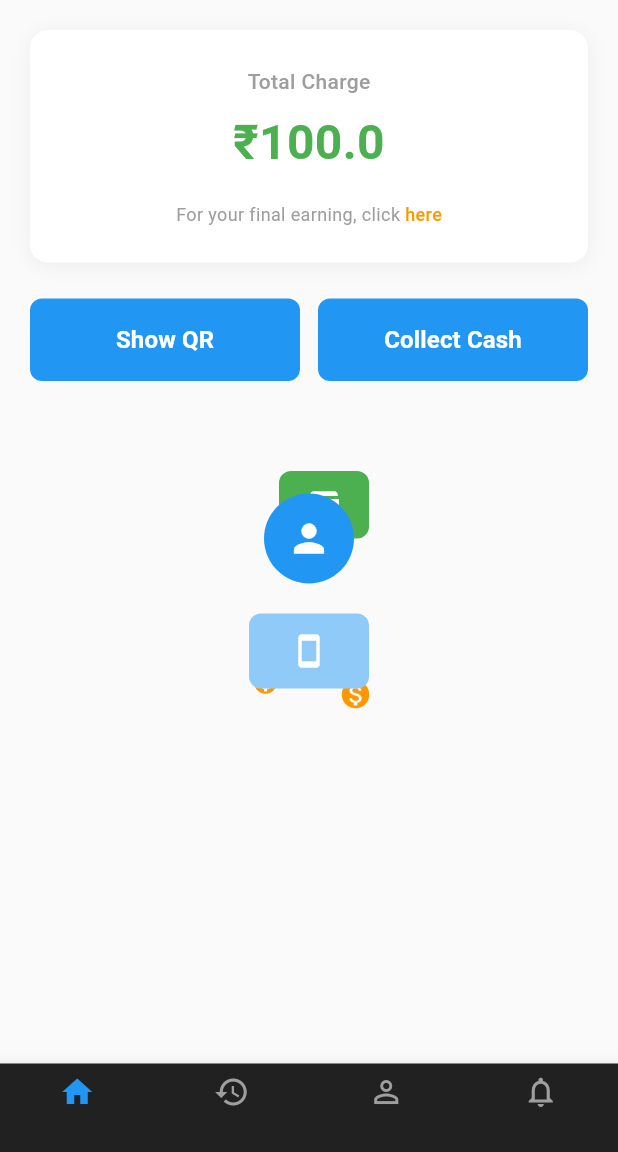
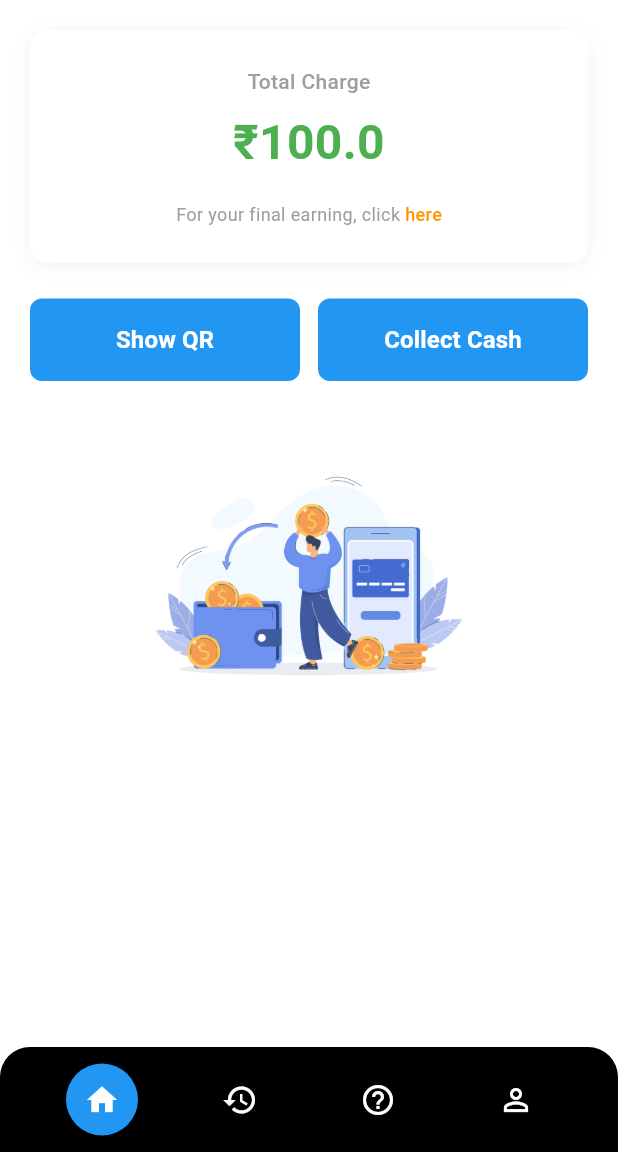
Before and after one commit to sikatienterprises/tukugo-driver, a Flutter app: the PaymentScreen screen opened by its route, on a phone screen of 412 x 824 dp, the part 84-1236 px from its top. Run offline on Flutter 3.47's test engine with Material 3 defaults, Android fonts, the phone set to English and light mode, and no system bars; our stand-ins replace dotted_border, flutter_map, flutter_svg, go_router, image_picker, latlong2; project files that could hold a hidden picture were left out.

Commit message:
fix: payment center svg

```diff
--- /dev/null
+++ b/lib/components/bottom_nav.dart
@@ -0,0 +1,94 @@
+import 'package:flutter/material.dart';
+import '/screen/home_screen.dart';
+
+class BottomNavBar extends StatefulWidget {
+  final int selectedIndex;
+  final Function(int)? onTap;
+  const BottomNavBar({Key? key, this.selectedIndex = 0, this.onTap}) : super(key: key);
+
+  @override
+  State<BottomNavBar> createState() => _BottomNavBarState();
+}
+
+class _BottomNavBarState extends State<BottomNavBar> {
+  late int selectedBottomIndex;
+
+  @override
+  void initState() {
+    super.initState();
+    selectedBottomIndex = widget.selectedIndex;
+  }
+
+  void _onItemTapped(int index) {
+    setState(() {
+      selectedBottomIndex = index;
+    });
+    if (widget.onTap != null) {
+      widget.onTap!(index);
+    }
+    switch (index) {
+      case 0:
+        // Already on home screen, no navigation needed
+        break;
+      case 1:
+        Navigator.push(
+          context,
+          MaterialPageRoute(builder: (context) => const HistoryScreen()),
+        );
+        break;
+      case 2:
+        Navigator.push(
+          context,
+          MaterialPageRoute(builder: (context) => const HelpScreen()),
+        );
+        break;
+      case 3:
+        Navigator.push(
+          context,
+          MaterialPageRoute(builder: (context) => const ProfileScreen()),
+        );
+        break;
+    }
+  }
+
+  @override
+  Widget build(BuildContext context) {
+    return Container(
+      height: 70,
+      decoration: BoxDecoration(
+        color: Colors.black,
+        borderRadius: const BorderRadius.only(
+          topLeft: Radius.circular(20),
+          topRight: Radius.circular(20),
+        ),
+      ),
+      child: Row(
+        mainAxisAlignment: MainAxisAlignment.spaceEvenly,
+        children: [
+          _buildNavItem(Icons.home, 0),
+          _buildNavItem(Icons.history, 1),
+          _buildNavItem(Icons.help_outline, 2),
+          _buildNavItem(Icons.person_outline, 3),
+        ],
+      ),
+    );
+  }
+
+  Widget _buildNavItem(IconData icon, int index) {
+    return GestureDetector(
+      onTap: () => _onItemTapped(index),
+      child: Container(
+        padding: const EdgeInsets.all(12),
+        decoration: BoxDecoration(
+          color: selectedBottomIndex == index ? Colors.blue : Colors.transparent,
+          shape: BoxShape.circle,
+        ),
+        child: Icon(
+          icon,
+          color: Colors.white,
+          size: 24,
+        ),
+      ),
+    );
+  }
+}
--- a/lib/screen/paymentPage.dart
+++ b/lib/screen/paymentPage.dart
@@ -1,4 +1,7 @@
 import 'package:flutter/material.dart';
+import 'package:flutter_svg/flutter_svg.dart';
+import '../components/bottom_nav.dart';
+
 
 class PaymentScreen extends StatelessWidget {
   const PaymentScreen({Key? key}) : super(key: key);
@@ -6,7 +9,7 @@ class PaymentScreen extends StatelessWidget {
   @override
   Widget build(BuildContext context) {
     return Scaffold(
-      backgroundColor: Colors.grey[50],
+      backgroundColor: Colors.white,
       appBar: AppBar(
         backgroundColor: Colors.white,
         elevation: 0,
@@ -37,10 +40,7 @@ class PaymentScreen extends StatelessWidget {
           ),
         ],
       ),
-      body: Column(
-        children: [
-          Expanded(
-            child: SingleChildScrollView(
+      body: SingleChildScrollView(
         padding: const EdgeInsets.all(20),
         child: Column(
           children: [
@@ -107,9 +107,7 @@ class PaymentScreen extends StatelessWidget {
                 ],
               ),
             ),
-
             const SizedBox(height: 24),
-
             // Action Buttons
             Row(
               children: [
@@ -162,144 +160,21 @@ class PaymentScreen extends StatelessWidget {
                 ),
               ],
             ),
+            const SizedBox(height: 40),
+            // Center SVG Illustration
+            Container(
 
-                  const SizedBox(height: 40),
-
-                  // Illustration
-                  Container(
-                    height: 200,
-                    child: Stack(
-                      alignment: Alignment.center,
-                      children: [
-                        // Background elements
-                        Positioned(
-                          left: 20,
-                          top: 20,
-                          child: Container(
-                            width: 60,
-                            height: 45,
-                            decoration: BoxDecoration(
-                              color: const Color(0xFF4CAF50),
-                              borderRadius: BorderRadius.circular(8),
-                            ),
-                            child: const Icon(
-                              Icons.account_balance_wallet,
-                              color: Colors.white,
-                              size: 24,
-                            ),
-                          ),
-                        ),
-
-                        // Coins scattered around
-                        const Positioned(
-                          left: 30,
-                          bottom: 40,
-                          child: Icon(
-                            Icons.monetization_on,
-                            color: Color(0xFFFF9800),
-                            size: 20,
-                          ),
-                        ),
-                        const Positioned(
-                          right: 40,
-                          bottom: 60,
-                          child: Icon(
-                            Icons.monetization_on,
-                            color: Color(0xFFFF9800),
-                            size: 16,
-                          ),
-                        ),
-                        const Positioned(
-                          right: 60,
-                          bottom: 30,
-                          child: Icon(
-                            Icons.monetization_on,
-                            color: Color(0xFFFF9800),
-                            size: 18,
-                          ),
-                        ),
-                        const Positioned(
-                          left: 60,
-                          bottom: 20,
-                          child: Icon(
-                            Icons.monetization_on,
-                            color: Color(0xFFFF9800),
-                            size: 22,
-                          ),
-                        ),
-
-                        // Central character and phone
-                        Column(
-                          mainAxisAlignment: MainAxisAlignment.center,
-                          children: [
-                            // Person icon
-                            Container(
-                              width: 60,
-                              height: 60,
-                              decoration: const BoxDecoration(
-                                color: Color(0xFF2196F3),
-                                shape: BoxShape.circle,
-                              ),
-                              child: const Icon(
-                                Icons.person,
-                                color: Colors.white,
-                                size: 30,
-                              ),
-                            ),
-                            const SizedBox(height: 20),
-                            // Phone/Payment device
-                            Container(
-                              width: 80,
-                              height: 50,
-                              decoration: BoxDecoration(
-                                color: const Color(0xFF90CAF9),
-                                borderRadius: BorderRadius.circular(8),
-                              ),
-                              child: const Icon(
-                                Icons.smartphone,
-                                color: Colors.white,
-                                size: 24,
-                              ),
-                            ),
-                          ],
-                        ),
-                      ],
+              child: Image.asset(
+                'assets/paymentCenter.png',
+                width: 220,
+                height: 180,
+                fit: BoxFit.contain,
               ),
             ),
           ],
         ),
       ),
-          ),
-        ],
-      ),
-      bottomNavigationBar: BottomNavigationBar(
-        type: BottomNavigationBarType.fixed,
-        backgroundColor: const Color(0xFF212121),
-        selectedItemColor: const Color(0xFF2196F3),
-        unselectedItemColor: Colors.grey,
-        currentIndex: 0,
-        items: const [
-          BottomNavigationBarItem(
-            icon: Icon(Icons.home),
-            label: '',
-          ),
-          BottomNavigationBarItem(
-            icon: Icon(Icons.history),
-            label: '',
-          ),
-          BottomNavigationBarItem(
-            icon: Icon(Icons.person_outline),
-            label: '',
-          ),
-          BottomNavigationBarItem(
-            icon: Icon(Icons.notifications_outlined),
-            label: '',
-          ),
-        ],
-        onTap: (index) {
-          // Handle navigation
-        },
-      ),
+      bottomNavigationBar: BottomNavBar(selectedIndex: 0),
     );
   }
 }
--- a/pubspec.yaml
+++ b/pubspec.yaml
@@ -18,7 +18,8 @@ dependencies:
   image_picker: ^1.1.2
   path_provider: ^2.1.5
   smooth_page_indicator: ^1.1.0
-  flutter_svg: ^2.0.17
+  flutter_svg: ^1.1.6
+  shared_preferences: ^2.1.0
   intl: ^0.20.2
   dotted_border: ^2.0.0+3
   flutter_map: ^6.1.0
@@ -45,6 +46,8 @@ flutter:
     - assets/locationArrow.svg
     - assets/locationAccess.svg
     - assets/driverprofile.svg
+    - assets/paymentCenter.svg
+    - assets/paymentCenter.png
 
 
 flutter_launcher_icons:
```
Also changed, not shown: assets/paymentCenter.png (added), assets/paymentCenter.svg (added), pubspec.lock, 1 other file. Lines whose indentation alone changed are shown as unchanged.
